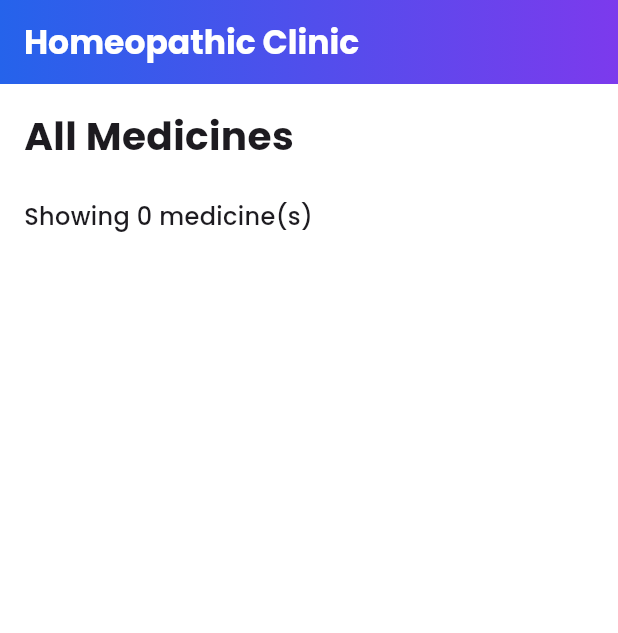
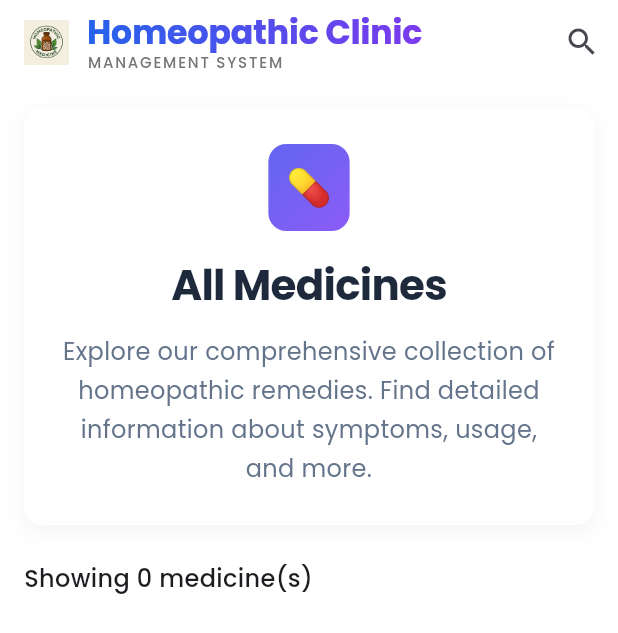
Before and after one commit to BossBhandariAetpl/homeopathicFlutterApp, a Flutter app: the screen it shows after launch, on a phone screen of 412 x 824 dp. Shown: the top 633 px of the screen. Run offline on Flutter 3.47's test engine with Material 3 defaults, Android fonts, the light colour scheme and no system bars; our stand-ins replace dio, firebase_core, google_fonts; accounts and stored records are empty; network calls fail.

Commit message:
Divided Home Server code

```diff
--- a/lib/screens/home_screen.dart
+++ b/lib/screens/home_screen.dart
@@ -2,6 +2,9 @@ import 'package:flutter/material.dart';
 import 'package:google_fonts/google_fonts.dart';
 import '../models/medicine.dart';
 import '../services/medicine_service.dart';
+import '../widgets/app_bar/home_app_bar.dart';
+import '../widgets/cards/medicine_card.dart';
+import '../widgets/headers/medicines_header.dart';
 
 class HomeScreen extends StatefulWidget {
   const HomeScreen({super.key});
@@ -33,29 +36,10 @@ class _HomeScreenState extends State<HomeScreen> {
   Widget build(BuildContext context) {
     return Scaffold(
       backgroundColor: Colors.white,
-      appBar: _appBar(),
+      appBar: const HomeAppBar(),
       body: loading
           ? const Center(child: CircularProgressIndicator())
           : _body(),
-    );
-  }
-
-  AppBar _appBar() {
-    return AppBar(
-      backgroundColor: Colors.transparent,
-      elevation: 0,
-      flexibleSpace: Container(
-        decoration: const BoxDecoration(
-          gradient: LinearGradient(
-            colors: [Color(0xFF2563EB), Color(0xFF7C3AED)],
-          ),
-        ),
-      ),
-      title: Text("Homeopathic Clinic",
-        style: GoogleFonts.poppins(
-          color: Colors.white,
-          fontWeight: FontWeight.bold,
-        )),
     );
   }
 
@@ -64,19 +48,12 @@ class _HomeScreenState extends State<HomeScreen> {
       padding: const EdgeInsets.all(16),
       itemCount: medicines.length + 2,
       itemBuilder: (context, index) {
-
-      // Title
+        // Header Section
         if (index == 0) {
-        return Column(
-          crossAxisAlignment: CrossAxisAlignment.start,
-          children: [
-            Text(
-              "All Medicines",
-              style: GoogleFonts.poppins(
-                  fontSize: 26, fontWeight: FontWeight.bold),
-            ),
-            const SizedBox(height: 24),
-          ],
+          return const MedicinesHeader(
+            title: 'All Medicines',
+            description: 'Explore our comprehensive collection of homeopathic remedies. '
+                'Find detailed information about symptoms, usage, and more.',
           );
         }
 
@@ -88,7 +65,9 @@ class _HomeScreenState extends State<HomeScreen> {
               Text(
                 "Showing ${medicines.length} medicine(s)",
                 style: GoogleFonts.poppins(
-                  fontSize: 16, fontWeight: FontWeight.w500),
+                  fontSize: 16,
+                  fontWeight: FontWeight.w500,
+                ),
               ),
               const SizedBox(height: 16),
             ],
@@ -96,79 +75,14 @@ class _HomeScreenState extends State<HomeScreen> {
         }
 
         // Medicine card
-      return _medicineCard(medicines[index - 2]);
+        return MedicineCard(
+          key: ValueKey('${medicines[index - 2].remedy}_${medicines[index - 2].commonName}'),
+          medicine: medicines[index - 2],
+          onTap: () {
+            // TODO: Handle medicine card tap
+          },
+        );
       },
     );
   }
-
-
-
-
-
-  Widget _medicineCard(Medicine m) {
-  return Card(
-    elevation: 2,
-    shape: RoundedRectangleBorder(
-      borderRadius: BorderRadius.circular(12),
-    ),
-    child: Padding(
-      padding: const EdgeInsets.all(16),
-      child: Column(
-        crossAxisAlignment: CrossAxisAlignment.start,
-        children: [
-          Text(
-            m.remedy.isNotEmpty ? m.remedy.toUpperCase() : "Unknown Remedy",
-            style: GoogleFonts.poppins(
-              fontWeight: FontWeight.bold,
-              fontSize: 16,
-            ),
-            maxLines: 1,
-            overflow: TextOverflow.ellipsis,
-          ),
-
-          const SizedBox(height: 6),
-
-          Text(
-            m.commonName.isNotEmpty ? m.commonName : "No Common Name",
-            style: GoogleFonts.poppins(
-              fontSize: 14,
-              color: Colors.green,
-            ),
-            maxLines: 1,
-            overflow: TextOverflow.ellipsis,
-          ),
-
-          const SizedBox(height: 12),
-
-          // ❗ IMPORTANT: REMOVE Expanded
-          Container(
-            constraints: const BoxConstraints(maxHeight: 120),
-            child: SingleChildScrollView(
-              child: Text(
-                m.general.isNotEmpty ? m.general : "No description available.",
-                style: GoogleFonts.poppins(
-                  fontSize: 13,
-                  color: Colors.grey,
-                ),
-              ),
-            ),
-          ),
-
-          const SizedBox(height: 12),
-
-          SizedBox(
-            width: double.infinity,
-            child: ElevatedButton(
-              onPressed: () {},
-              style: ElevatedButton.styleFrom(backgroundColor: Colors.green),
-              child: const Text("View Details"),
-            ),
-          ),
-        ],
-      ),
-    ),
-  );
 }
-
-
-}
--- /dev/null
+++ b/lib/widgets/app_bar/home_app_bar.dart
@@ -0,0 +1,137 @@
+import 'package:flutter/material.dart';
+import 'package:google_fonts/google_fonts.dart';
+import 'package:flutter/services.dart';
+
+class HomeAppBar extends StatefulWidget implements PreferredSizeWidget {
+  final ValueChanged<String>? onSearchChanged;
+  final VoidCallback? onSearchSubmitted;
+  final TextEditingController? searchController;
+
+  @override
+  final Size preferredSize;
+
+  const HomeAppBar({
+    super.key,
+    this.onSearchChanged,
+    this.onSearchSubmitted,
+    this.searchController,
+  }) : preferredSize = const Size.fromHeight(kToolbarHeight);
+
+  @override
+  State<HomeAppBar> createState() => _HomeAppBarState();
+}
+
+class _HomeAppBarState extends State<HomeAppBar> {
+  bool _isSearching = false;
+  final FocusNode _searchFocusNode = FocusNode();
+  late TextEditingController _searchController;
+
+  @override
+  void initState() {
+    super.initState();
+    _searchController = widget.searchController ?? TextEditingController();
+  }
+
+  @override
+  void dispose() {
+    if (widget.searchController == null) {
+      _searchController.dispose();
+    }
+    _searchFocusNode.dispose();
+    super.dispose();
+  }
+
+  void _toggleSearch() {
+    setState(() {
+      _isSearching = !_isSearching;
+      if (_isSearching) {
+        _searchFocusNode.requestFocus();
+      } else {
+        _searchController.clear();
+        widget.onSearchChanged?.call('');
+      }
+    });
+  }
+
+  @override
+  Widget build(BuildContext context) {
+    return AppBar(
+      backgroundColor: Colors.white,
+      elevation: 0,
+      title: _isSearching
+          ? TextField(
+              controller: _searchController,
+              focusNode: _searchFocusNode,
+              style: GoogleFonts.poppins(
+                fontSize: 16,
+                color: Colors.black87,
+              ),
+              decoration: InputDecoration(
+                hintText: 'Search medicines...',
+                hintStyle: GoogleFonts.poppins(
+                  color: Colors.grey[400],
+                  fontSize: 16,
+                ),
+                border: InputBorder.none,
+                contentPadding: const EdgeInsets.symmetric(vertical: 8),
+                isDense: true,
+              ),
+              onChanged: widget.onSearchChanged,
+              onSubmitted: (_) {
+                widget.onSearchSubmitted?.call();
+                _searchFocusNode.unfocus();
+              },
+              textInputAction: TextInputAction.search,
+            )
+          : Row(
+              mainAxisSize: MainAxisSize.min,
+              children: [
+                Image.asset(
+                  'assets/icons/logo/Logo.png',
+                  height: 30,
+                  width: 30,
+                  errorBuilder: (context, error, stackTrace) =>
+                      const Icon(Icons.medical_services, size: 30),
+                ),
+                const SizedBox(width: 12),
+                Column(
+                  crossAxisAlignment: CrossAxisAlignment.start,
+                  mainAxisSize: MainAxisSize.min,
+                  children: [
+                    ShaderMask(
+                      shaderCallback: (bounds) => const LinearGradient(
+                        colors: [Color(0xFF2563EB), Color(0xFF7C3AED)],
+                      ).createShader(bounds),
+                      child: Text(
+                        "Homeopathic Clinic",
+                        style: GoogleFonts.poppins(
+                          color: Colors.white,
+                          fontWeight: FontWeight.bold,
+                        ),
+                      ),
+                    ),
+                    Text(
+                      'MANAGEMENT SYSTEM',
+                      style: GoogleFonts.poppins(
+                        fontSize: 10,
+                        fontWeight: FontWeight.w500,
+                        color: Colors.grey[600],
+                        letterSpacing: 1.2,
+                      ),
+                    ),
+                  ],
+                ),
+              ],
+            ),
+      actions: [
+        IconButton(
+          icon: Icon(_isSearching ? Icons.close : Icons.search),
+          onPressed: _toggleSearch,
+        ),
+      ],
+    );
+  }
+
+  @override
+  Size get preferredSize => (context.findAncestorStateOfType<_HomeAppBarState>()?.widget as HomeAppBar).preferredSize;
+}
--- /dev/null
+++ b/lib/widgets/headers/medicines_header.dart
@@ -0,0 +1,75 @@
+import 'package:flutter/material.dart';
+import 'package:google_fonts/google_fonts.dart';
+
+class MedicinesHeader extends StatelessWidget {
+  final String title;
+  final String description;
+
+  const MedicinesHeader({
+    super.key,
+    required this.title,
+    required this.description,
+  });
+
+  @override
+  Widget build(BuildContext context) {
+    return Container(
+      width: double.infinity,
+      padding: const EdgeInsets.all(24.0),
+      margin: const EdgeInsets.only(bottom: 24.0),
+      decoration: BoxDecoration(
+        color: Colors.white,
+        borderRadius: BorderRadius.circular(12.0),
+        boxShadow: [
+          BoxShadow(
+            color: Colors.grey.withOpacity(0.1),
+            spreadRadius: 1,
+            blurRadius: 10,
+            offset: const Offset(0, 4),
+          ),
+        ],
+      ),
+      child: Column(
+        mainAxisSize: MainAxisSize.min,
+        children: [
+          Container(
+            padding: const EdgeInsets.all(12.0),
+            decoration: BoxDecoration(
+              gradient: const LinearGradient(
+                colors: [Color(0xFF6366F1), Color(0xFF8B5CF6)],
+                begin: Alignment.topLeft,
+                end: Alignment.bottomRight,
+              ),
+              borderRadius: BorderRadius.circular(12.0),
+            ),
+            child: const Text(
+              '💊',
+              style: TextStyle(fontSize: 24),
+            ),
+          ),
+          const SizedBox(height: 16),
+          Text(
+            title,
+            style: GoogleFonts.poppins(
+              fontSize: 28,
+              fontWeight: FontWeight.bold,
+              color: const Color(0xFF1E293B),
+              letterSpacing: -0.5,
+            ),
+            textAlign: TextAlign.center,
+          ),
+          const SizedBox(height: 12),
+          Text(
+            description,
+            style: GoogleFonts.poppins(
+              fontSize: 16,
+              color: const Color(0xFF64748B),
+              height: 1.6,
+            ),
+            textAlign: TextAlign.center,
+          ),
+        ],
+      ),
+    );
+  }
+}
```
Also changed, not shown: lib/widgets/cards/medicine_card.dart (added, +87 -0 lines). Lines whose indentation alone changed are shown as unchanged.
